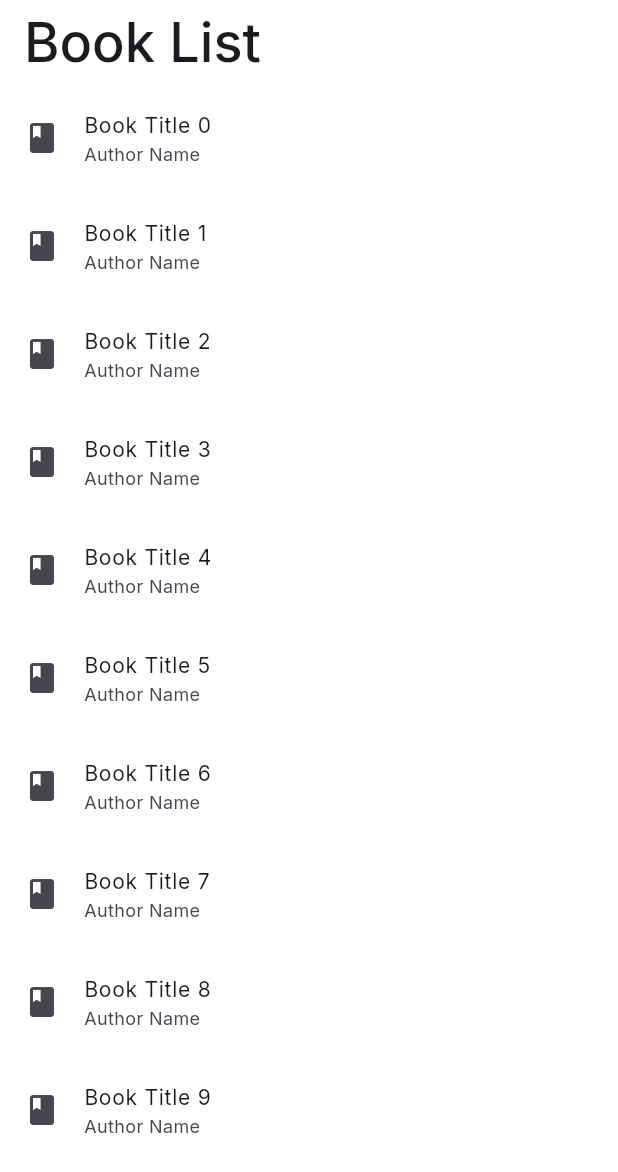
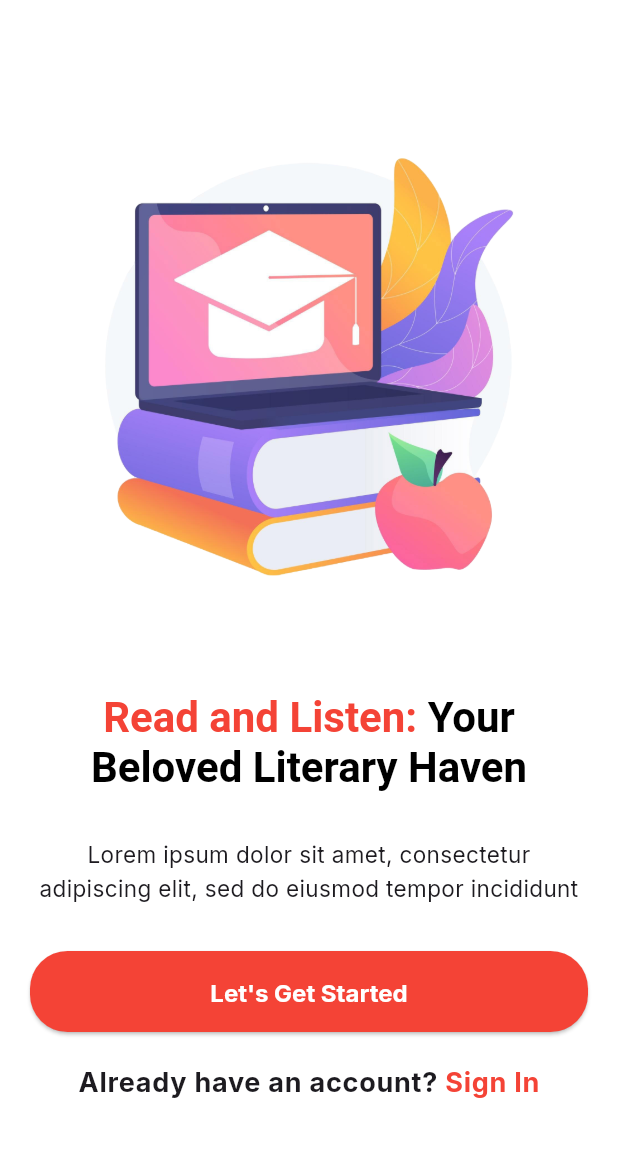
Before and after one commit to KU-MAD-CW2/edu_app, a Flutter app: the screen it shows after launch, on a phone screen of 412 x 824 dp. Shown: the top 1172 px of the screen. Run offline on Flutter 3.47's test engine with Material 3 defaults, Android fonts, the phone set to English and light mode, and no system bars; our stand-ins replace flutter_riverpod, go_router, google_fonts, sqflite; accounts and stored records are empty.

Commit message:
feat - welcome screen ui completed

```diff
--- a/lib/app/routes/routes.dart
+++ b/lib/app/routes/routes.dart
@@ -1,10 +1,10 @@
-import 'package:edu_app/features/textbook/views/screens/book_list_view.dart';
+import 'package:edu_app/features/auth/views/screens/welcome.dart';
 import 'package:go_router/go_router.dart';
 
 GoRoute homeRoute = GoRoute(
   path: '/',
   name: 'Home',
-  builder: (context, state) => BookListView(),
+  builder: (context, state) => WelcomeScreen(),
 );
 
 // Route list
--- /dev/null
+++ b/lib/common/layout/app_safe_area.dart
@@ -0,0 +1,20 @@
+import 'package:flutter/material.dart';
+
+class AppSafeArea extends StatelessWidget {
+  final Widget child;
+
+  const AppSafeArea({
+    super.key,
+    required this.child,
+  });
+
+  @override
+  Widget build(BuildContext context) {
+    return Container(
+      color: Theme.of(context).appBarTheme.backgroundColor,
+      child: SafeArea(
+        child: child,
+      ),
+    );
+  }
+}
--- /dev/null
+++ b/lib/features/auth/views/screens/welcome.dart
@@ -0,0 +1,104 @@
+import 'package:edu_app/common/layout/app_safe_area.dart';
+import 'package:flutter/material.dart';
+
+class WelcomeScreen extends StatelessWidget {
+  const WelcomeScreen({super.key});
+
+  @override
+  Widget build(BuildContext context) {
+    return AppSafeArea(
+      child: Center(
+        child: Column(
+          mainAxisAlignment: MainAxisAlignment.spaceBetween,
+          children: [
+            Padding(
+              padding: const EdgeInsets.all(20.0),
+              child: Column(
+                crossAxisAlignment: CrossAxisAlignment.center,
+                children: [
+                  SizedBox(height: 20),
+                  Image.asset(
+                    'assets/images/welcome.png',
+                    height: MediaQuery.of(context).size.height * 0.5,
+                  ),
+                  SizedBox(height: 10),
+                  RichText(
+                    textAlign: TextAlign.center,
+                    text: TextSpan(
+                      children: [
+                        TextSpan(
+                          text: 'Read and Listen: ',
+                          style: TextStyle(
+                            fontSize: 28,
+                            fontWeight: FontWeight.bold,
+                            color: Theme.of(context).primaryColor,
+                          ),
+                        ),
+                        TextSpan(
+                          text: 'Your Beloved Literary Haven',
+                          style: TextStyle(
+                            fontSize: 28,
+                            fontWeight: FontWeight.bold,
+                            color: Colors.black,
+                          ),
+                        ),
+                      ],
+                    ),
+                  ),
+                  SizedBox(height: 30),
+                  Text(
+                    'Lorem ipsum dolor sit amet, consectetur adipiscing elit, sed do eiusmod tempor incididunt',
+                    textAlign: TextAlign.center,
+                    style: Theme.of(context).textTheme.bodyMedium,
+                  ),
+                  SizedBox(height: 30),
+                  ElevatedButton(
+                    onPressed: () {},
+                    style: ElevatedButton.styleFrom(
+                      minimumSize: Size(double.infinity, 50),
+                      shape: RoundedRectangleBorder(
+                        borderRadius: BorderRadius.circular(25),
+                      ),
+                    ),
+                    child: Text(
+                      "Let's Get Started",
+                      style: TextStyle(
+                        fontSize: 16,
+                        fontWeight: FontWeight.bold,
+                        color: Colors.white,
+                      ),
+                    ),
+                  ),
+                  SizedBox(height: 20),
+                  Row(
+                    mainAxisAlignment: MainAxisAlignment.center,
+                    children: [
+                      Text(
+                        'Already have an account? ',
+                        style: Theme.of(context).textTheme.bodyLarge?.copyWith(
+                              fontWeight: FontWeight.w700,
+                            ),
+                      ),
+                      GestureDetector(
+                        onTap: () {},
+                        child: Text(
+                          'Sign In',
+                          style:
+                              Theme.of(context).textTheme.bodyLarge?.copyWith(
+                                    color: Theme.of(context).primaryColor,
+                                    fontWeight: FontWeight.w700,
+                                  ),
+                        ),
+                      ),
+                    ],
+                  ),
+                  SizedBox(height: 30),
+                ],
+              ),
+            ),
+          ],
+        ),
+      ),
+    );
+  }
+}
--- a/lib/utils/theme.dart
+++ b/lib/utils/theme.dart
@@ -2,7 +2,7 @@ import 'package:flutter/material.dart';
 import 'package:google_fonts/google_fonts.dart';
 
 class AppTheme {
-  static MaterialColor primaryColor = Colors.orange;
+  static MaterialColor primaryColor = Colors.red;
 
   static ThemeData lightTheme = ThemeData(
       useMaterial3: true,
@@ -10,6 +10,7 @@ class AppTheme {
       scaffoldBackgroundColor: Colors.white,
       brightness: Brightness.light,
       textTheme: lightTextTheme,
+      primaryColor: primaryColor,
       secondaryHeaderColor: Colors.grey.shade300,
       appBarTheme: const AppBarTheme(
         backgroundColor: Colors.white,
@@ -28,6 +29,17 @@ class AppTheme {
         ),
         backgroundColor: primaryColor.shade50,
         surfaceTintColor: primaryColor.shade100,
+      ),
+      elevatedButtonTheme: ElevatedButtonThemeData(
+        style: ElevatedButton.styleFrom(
+          backgroundColor: primaryColor.shade500,
+          textStyle: lightTextTheme.bodyLarge?.copyWith(
+            color: Colors.white,
+            fontWeight: FontWeight.bold,
+            fontSize: 20,
+          ),
+          padding: const EdgeInsets.symmetric(horizontal: 20, vertical: 15),
+        ),
       ),
       floatingActionButtonTheme: FloatingActionButtonThemeData(
           backgroundColor: primaryColor.shade500));
@@ -71,18 +83,23 @@ class AppTheme {
       height: 0.9,
       fontWeight: FontWeight.w600,
     ),
-      headlineSmall: GoogleFonts.inter(
-          fontSize: 20, height: 1, fontWeight: FontWeight.w600),
-      titleLarge: GoogleFonts.inter(
-          fontSize: 36, height: 1, fontWeight: FontWeight.w500),
-      titleMedium: GoogleFonts.inter(
-          fontSize: 20, height: 1, fontWeight: FontWeight.w400),
+    headlineSmall:
+        GoogleFonts.inter(fontSize: 20, height: 1, fontWeight: FontWeight.w600),
+    titleLarge:
+        GoogleFonts.inter(fontSize: 36, height: 1, fontWeight: FontWeight.w500),
+    titleMedium:
+        GoogleFonts.inter(fontSize: 20, height: 1, fontWeight: FontWeight.w400),
     bodyLarge: GoogleFonts.inter(
-          fontSize: 14, height: 1.5, fontWeight: FontWeight.w400),
+        fontSize: 18, height: 1.5, fontWeight: FontWeight.w400),
     bodyMedium: GoogleFonts.inter(
-        fontSize: 12,
+      fontSize: 15,
       height: 1.5,
-      ));
+    ),
+    bodySmall: GoogleFonts.inter(
+      fontSize: 13,
+      height: 1.2,
+    ),
+  );
 
   static TextTheme darkTextTheme = TextTheme(
       headlineLarge: GoogleFonts.poppins(
--- a/pubspec.yaml
+++ b/pubspec.yaml
@@ -44,6 +44,7 @@ flutter:
 
   assets:
   - .env
+  - assets/images/welcome.png
 
   # An image asset can refer to one or more resolution-specific "variants", see
   # https://flutter.dev/to/resolution-aware-images
```
Also changed, not shown: assets/images/welcome.png (added). Lines whose indentation alone changed are shown as unchanged.
